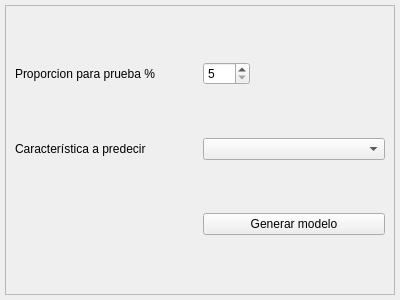
This is ui_src/Regression/RegressionConf.ui in elagabalus01/myner as Qt 5 draws it before an edit. The edited form follows.
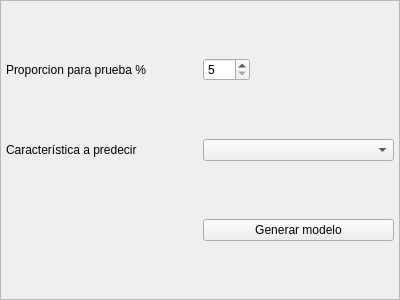
This is the edited form.

Patch:
```diff
--- a/ui_src/Regression/RegressionConf.ui
+++ b/ui_src/Regression/RegressionConf.ui
@@ -15,16 +15,16 @@
   </property>
   <layout class="QGridLayout" name="gridLayout">
    <property name="leftMargin">
-    <number>5</number>
+    <number>0</number>
    </property>
    <property name="topMargin">
-    <number>5</number>
+    <number>0</number>
    </property>
    <property name="rightMargin">
-    <number>5</number>
+    <number>0</number>
    </property>
    <property name="bottomMargin">
-    <number>5</number>
+    <number>0</number>
    </property>
    <item row="0" column="0">
     <widget class="QScrollArea" name="scroll">
@@ -36,11 +36,23 @@
        <rect>
         <x>0</x>
         <y>0</y>
-        <width>388</width>
-        <height>288</height>
+        <width>398</width>
+        <height>298</height>
        </rect>
       </property>
       <layout class="QGridLayout" name="gridLayout_2">
+       <property name="leftMargin">
+        <number>5</number>
+       </property>
+       <property name="topMargin">
+        <number>5</number>
+       </property>
+       <property name="rightMargin">
+        <number>5</number>
+       </property>
+       <property name="bottomMargin">
+        <number>5</number>
+       </property>
        <item row="1" column="0">
         <widget class="QLabel" name="label_2">
          <property name="text">
```
